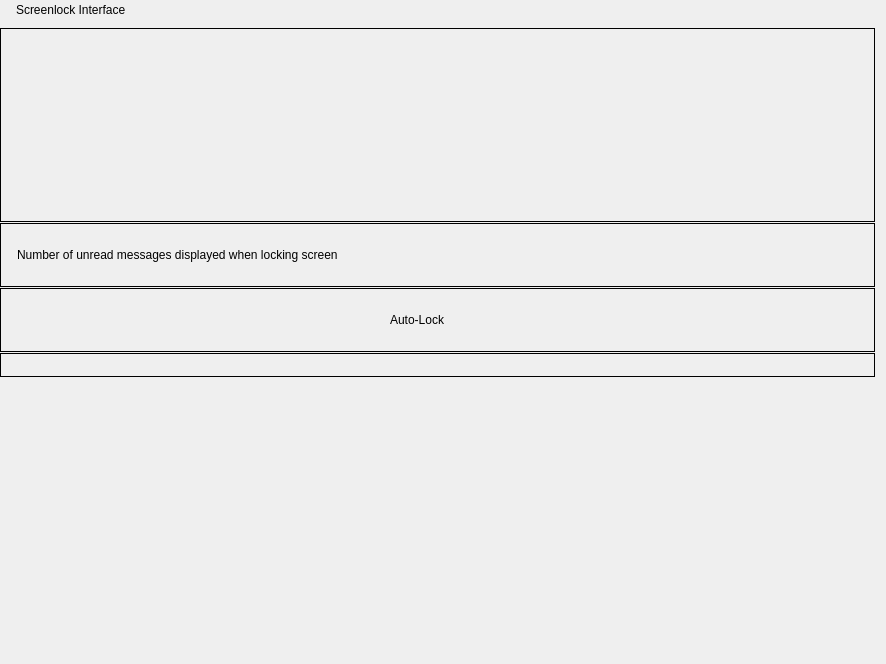
Old version of the form plugins/personalized/screenlock/screenlock.ui in the repository ukui/ukui-control-center.
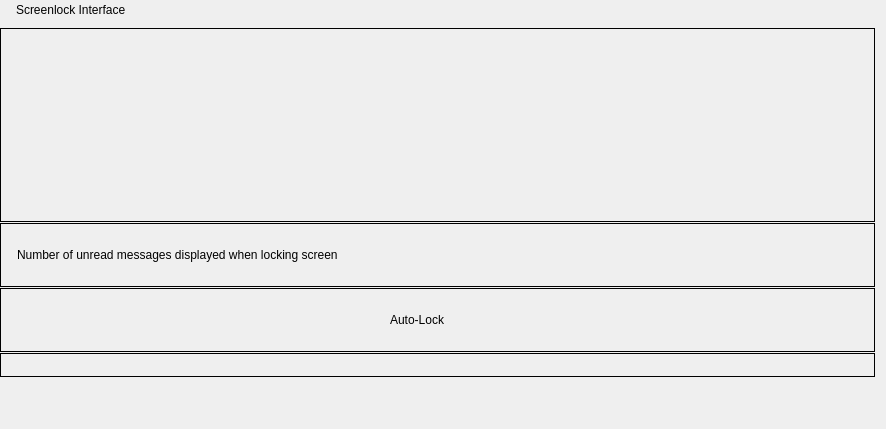
New version of the form.

Patch:
```diff
--- a/plugins/personalized/screenlock/screenlock.ui
+++ b/plugins/personalized/screenlock/screenlock.ui
@@ -7,7 +7,7 @@
     <x>0</x>
     <y>0</y>
     <width>886</width>
-    <height>664</height>
+    <height>429</height>
    </rect>
   </property>
   <property name="minimumSize">
@@ -61,6 +61,9 @@
         <property name="topMargin">
          <number>0</number>
         </property>
+        <property name="bottomMargin">
+         <number>3</number>
+        </property>
         <item>
          <layout class="QHBoxLayout" name="horizontalLayout_5">
           <property name="leftMargin">
@@ -415,7 +418,7 @@
      <property name="sizeHint" stdset="0">
       <size>
        <width>20</width>
-       <height>40</height>
+       <height>0</height>
       </size>
      </property>
     </spacer>
```
